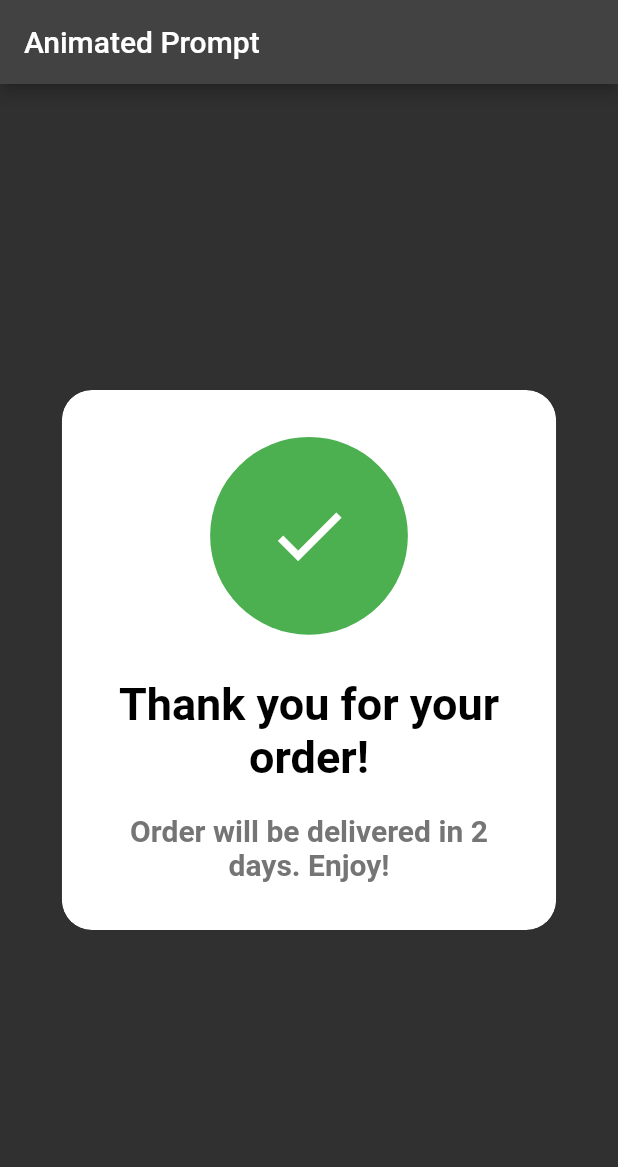
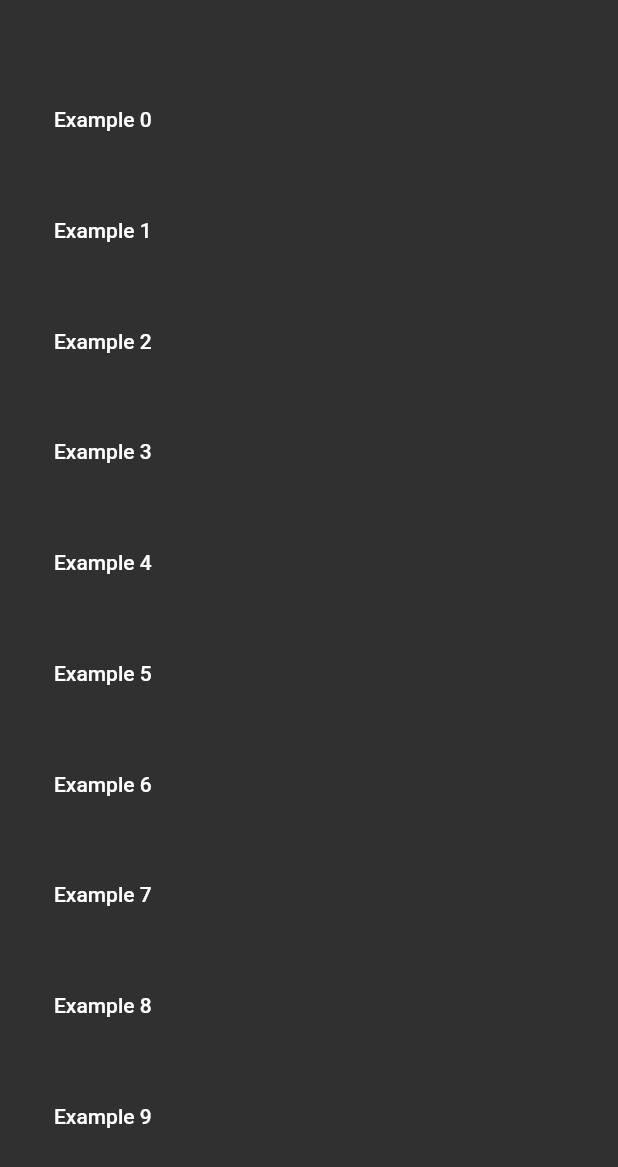
Before and after one commit to LordOlumide/animations_tutorial, a Flutter app: the screen it shows after launch, on a phone screen of 412 x 824 dp. Shown: the top 1167 px of the screen. Run offline on Flutter 3.47's test engine with Material 2 defaults, Android fonts, the phone set to English and light mode, and no system bars.

Commit message:
Animated pageview

```diff
--- a/lib/app/screens/ex1_anim_builder_and_transform.dart
+++ b/lib/app/animation_screens/ex1_anim_builder_and_transform.dart
@@ -3,6 +3,7 @@ import 'dart:math';
 import 'package:flutter/material.dart';
 
 class Example1 extends StatefulWidget {
+  static const screenId = 'Example 1';
   const Example1({Key? key}) : super(key: key);
 
   @override
--- a/lib/app/screens/ex2_chained_anims_curves_and_clippers.dart
+++ b/lib/app/animation_screens/ex2_chained_anims_curves_and_clippers.dart
@@ -3,6 +3,7 @@ import 'dart:math' show pi;
 import 'package:flutter/material.dart';
 
 class Example2 extends StatefulWidget {
+  static const screenId = 'Example 2';
   const Example2({Key? key}) : super(key: key);
 
   @override
--- a/lib/app/screens/ex3_3d_stack_and_rotate.dart
+++ b/lib/app/animation_screens/ex3_3d_stack_and_rotate.dart
@@ -4,6 +4,7 @@ import 'package:flutter/material.dart';
 import 'package:vector_math/vector_math_64.dart' show Vector3;
 
 class Example3 extends StatefulWidget {
+  static const screenId = 'Example 3';
   const Example3({Key? key}) : super(key: key);
 
   @override
--- a/lib/app/screens/ex4_hero_anim.dart
+++ b/lib/app/animation_screens/ex4_hero_anim.dart
@@ -20,6 +20,7 @@ class Person {
 }
 
 class Example4 extends StatelessWidget {
+  static const screenId = 'Example 4';
   const Example4({Key? key}) : super(key: key);
 
   @override
--- a/lib/app/screens/ex5_implicit_anims.dart
+++ b/lib/app/animation_screens/ex5_implicit_anims.dart
@@ -1,6 +1,7 @@
 import 'package:flutter/material.dart';
 
 class Example5 extends StatefulWidget {
+  static const screenId = 'Example 5';
   const Example5({Key? key}) : super(key: key);
 
   @override
--- a/lib/app/screens/ex6_tween_anim_builder_and_clips.dart
+++ b/lib/app/animation_screens/ex6_tween_anim_builder_and_clips.dart
@@ -7,6 +7,7 @@ getRandomColor() => Color(
     );
 
 class Example6 extends StatefulWidget {
+  static const screenId = 'Example 6';
   const Example6({Key? key}) : super(key: key);
 
   @override
--- a/lib/app/screens/ex7_custompaint_and_polygons.dart
+++ b/lib/app/animation_screens/ex7_custompaint_and_polygons.dart
@@ -3,6 +3,7 @@ import 'dart:math' show pi, cos, sin;
 import 'package:flutter/material.dart';
 
 class Example7 extends StatefulWidget {
+  static const screenId = 'Example 7';
   const Example7({Key? key}) : super(key: key);
 
   @override
--- a/lib/app/screens/ex8_3d_drawer.dart
+++ b/lib/app/animation_screens/ex8_3d_drawer.dart
@@ -3,6 +3,7 @@ import 'dart:math' show pi;
 import 'package:flutter/material.dart';
 
 class Example8 extends StatelessWidget {
+  static const screenId = 'Example 8';
   const Example8({Key? key}) : super(key: key);
 
   @override
--- a/lib/app/screens/ex9_animated_prompt.dart
+++ b/lib/app/animation_screens/ex9_animated_prompt.dart
@@ -1,6 +1,7 @@
 import 'package:flutter/material.dart';
 
 class Example9 extends StatelessWidget {
+  static const screenId = 'Example 9';
   const Example9({Key? key}) : super(key: key);
 
   @override
--- /dev/null
+++ b/lib/app/intro_screen.dart
@@ -0,0 +1,57 @@
+import 'package:animations_tutorial/app/animation_screens/ex1_anim_builder_and_transform.dart';
+import 'package:animations_tutorial/app/animation_screens/ex2_chained_anims_curves_and_clippers.dart';
+import 'package:animations_tutorial/app/animation_screens/ex3_3d_stack_and_rotate.dart';
+import 'package:animations_tutorial/app/animation_screens/ex4_hero_anim.dart';
+import 'package:animations_tutorial/app/animation_screens/ex5_implicit_anims.dart';
+import 'package:animations_tutorial/app/animation_screens/ex6_tween_anim_builder_and_clips.dart';
+import 'package:animations_tutorial/app/animation_screens/ex7_custompaint_and_polygons.dart';
+import 'package:animations_tutorial/app/animation_screens/ex8_3d_drawer.dart';
+import 'package:animations_tutorial/app/animation_screens/ex9_animated_prompt.dart';
+import 'package:animations_tutorial/app/animation_screens/p1_page_switching_animation.dart';
+import 'package:flutter/material.dart';
+
+class IntroScreen extends StatelessWidget {
+  static const screenId = 'Intro screen';
+  IntroScreen({Key? key}) : super(key: key);
+
+  final List<Widget> _screens = [
+    const Example1(),
+    const Example2(),
+    const Example3(),
+    const Example4(),
+    const Example5(),
+    const Example6(),
+    const Example7(),
+    const Example8(),
+    const Example9(),
+    const PageViewScaffold(),
+  ];
+
+  @override
+  Widget build(BuildContext context) {
+    void navigateTo(Widget screen) {
+      Navigator.of(context)
+          .push(MaterialPageRoute(builder: (context) => screen));
+    }
+
+    return Scaffold(
+      body: SafeArea(
+        child: Container(
+          padding: const EdgeInsets.symmetric(horizontal: 20, vertical: 30),
+          child: Column(
+            mainAxisAlignment: MainAxisAlignment.spaceEvenly,
+            children: [
+              for (int i = 0; i < _screens.length; i++)
+                MaterialButton(
+                  onPressed: () {
+                    navigateTo(_screens[i]);
+                  },
+                  child: Text('Example $i'),
+                ),
+            ],
+          ),
+        ),
+      ),
+    );
+  }
+}
--- a/lib/main.dart
+++ b/lib/main.dart
@@ -1,4 +1,4 @@
-import 'package:animations_tutorial/app/screens/ex9_animated_prompt.dart';
+import 'package:animations_tutorial/app/intro_screen.dart';
 import 'package:flutter/material.dart';
 
 void main() {
@@ -13,7 +13,7 @@ class MyApp extends StatelessWidget {
     return MaterialApp(
       theme: ThemeData(brightness: Brightness.dark),
       title: 'Animations tutorial',
-      home: const Example9(),
+      home: IntroScreen(),
     );
   }
 }
```
Also changed, not shown: lib/app/animation_screens/p1_page_switching_animation.dart (added, +289 -0 lines).
